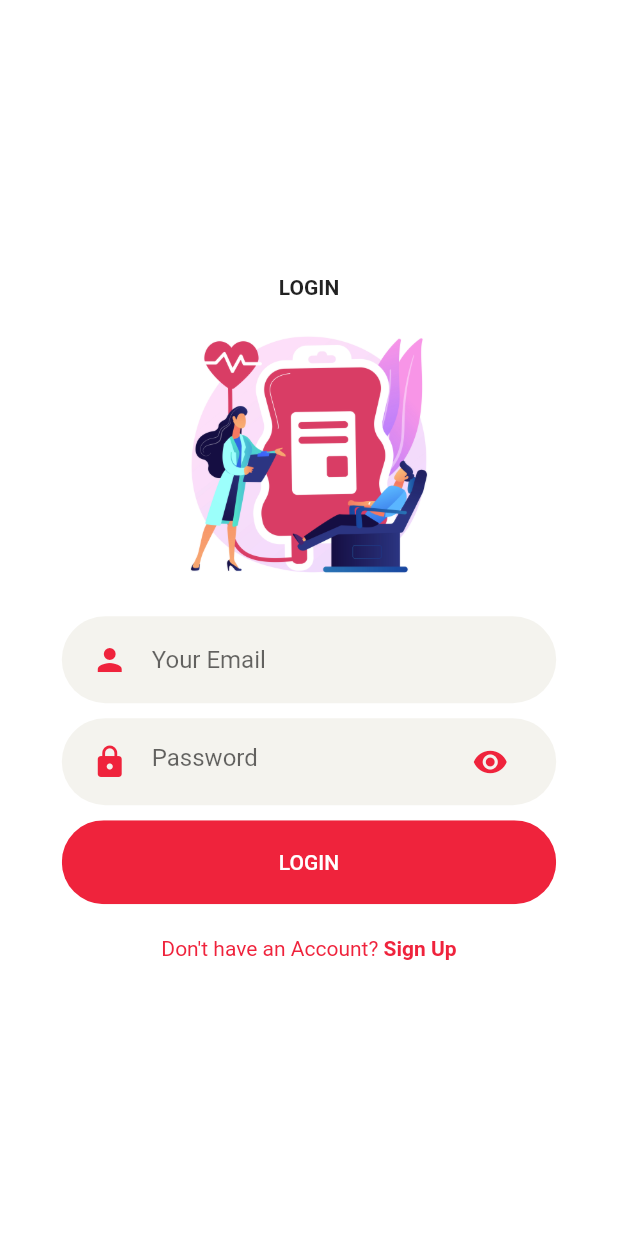
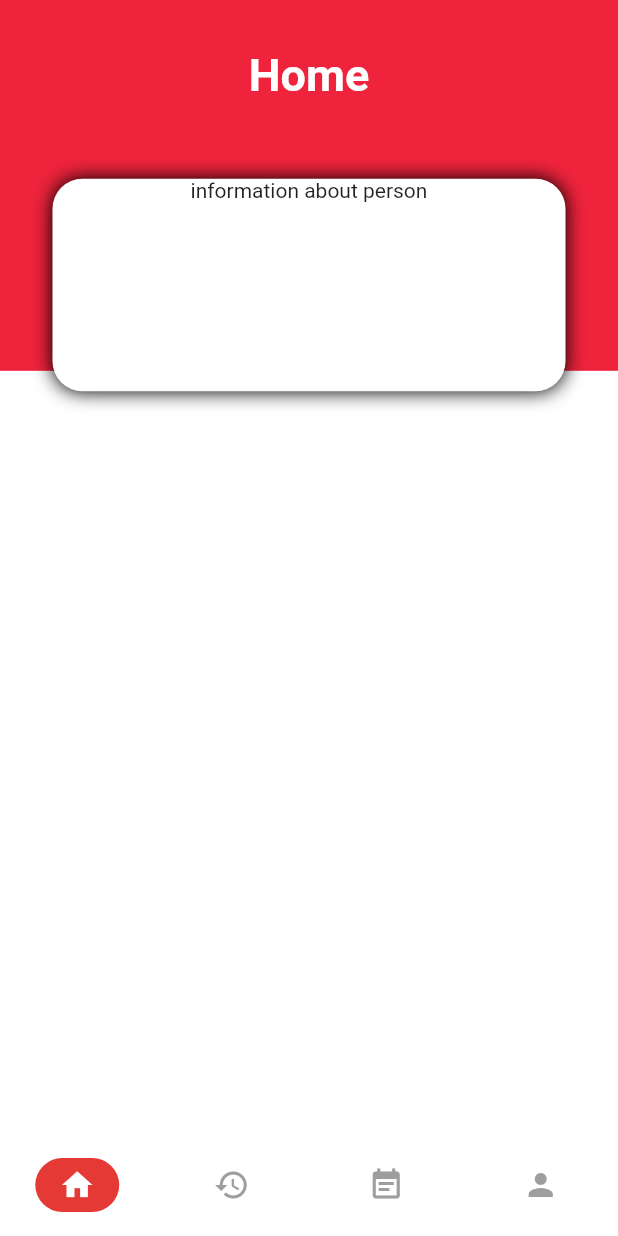
Before and after one commit to kamilZ01/donate_blood_app, a Flutter app: the LoginScreen screen opened directly, after a tap on "LOGIN", on a phone screen of 412 x 824 dp. Run offline on Flutter 3.47's test engine with Material 2 defaults, Android fonts, the phone set to English and light mode, and no system bars.

Commit message:
created bottom nav menu for switching between tabs, designing the 'home page' tab has been started. Home tab will be displayed after success login.

```diff
--- /dev/null
+++ b/lib/Screens/HomeUserPage/components/background.dart
@@ -0,0 +1,24 @@
+import 'package:flutter/material.dart';
+
+class Background extends StatelessWidget {
+  final Widget child;
+  const Background({
+    Key key,
+    @required this.child,
+  }) : super(key: key);
+
+  @override
+  Widget build(BuildContext context) {
+    Size size = MediaQuery.of(context).size;
+    return Container(
+      width: double.infinity,
+      height: size.height,
+      child: Stack(
+        alignment: Alignment.center,
+        children: <Widget>[
+          child,
+        ],
+      ),
+    );
+  }
+}
--- /dev/null
+++ b/lib/Screens/HomeUserPage/components/home_screen.dart
@@ -0,0 +1,82 @@
+import 'package:donate_blood/constants.dart';
+import 'package:flutter/cupertino.dart';
+import 'package:flutter/material.dart';
+
+class HomeScreen extends StatefulWidget {
+  @override
+  _HomeScreenState createState() => _HomeScreenState();
+}
+
+class _HomeScreenState extends State<HomeScreen> {
+  @override
+  Widget build(BuildContext context) {
+    final size = MediaQuery.of(context).size;
+    return Scaffold(
+      // appBar: CustomAppBar(),
+      body: Stack(
+        children: <Widget>[
+          Container(
+            height: size.height * .30,
+            decoration: BoxDecoration(
+              color: kPrimaryColor,
+              // borderRadius: BorderRadius.only(
+              //   bottomLeft: Radius.circular(15.0),
+              //   bottomRight: Radius.circular(15.0),
+              // ),
+            ),
+          ),
+          SafeArea(
+            child: Padding(
+              padding: const EdgeInsets.symmetric(horizontal: 20.0),
+              child: Column(
+                children: <Widget>[
+                  SizedBox(height: size.height * 0.04),
+                  Text(
+                    "Home",
+                    style: TextStyle(
+                      fontSize: 30.0,
+                      color: Colors.white,
+                      fontWeight: FontWeight.bold,
+                    ),
+                  ),
+                  SizedBox(height: size.height * 0.05),
+                  Expanded(
+                    child: GridView.count(
+                      crossAxisCount: 1,
+                      childAspectRatio: 2.3,
+                      children: <Widget>[
+                        Container(
+                          decoration: BoxDecoration(
+                            color: Colors.white,
+                            borderRadius: BorderRadius.circular(20.0),
+                            // border: Border.all(color: Colors.blueAccent),
+                            boxShadow: <BoxShadow>[
+                              BoxShadow(
+                                color: Colors.black,
+                                offset: Offset(0, 0),
+                                blurRadius: 10.0,
+                              ),
+                            ],
+                          ),
+                          child: Column(
+                            children: <Widget>[
+                              Text("information about person"),
+                            ],
+                          ),
+                          margin: EdgeInsets.symmetric(
+                            horizontal: 15.0,
+                            vertical: 10.0,
+                          ),
+                        ),
+                      ],
+                    ),
+                  ),
+                ],
+              ),
+            ),
+          ),
+        ],
+      ),
+    );
+  }
+}
--- /dev/null
+++ b/lib/Screens/HomeUserPage/home_page_screen.dart
@@ -0,0 +1,11 @@
+import 'package:donate_blood/Screens/bottom_nav_screen.dart';
+import 'package:flutter/material.dart';
+
+class HomePageScreen extends StatelessWidget {
+  @override
+  Widget build(BuildContext context) {
+    return Scaffold(
+      body: BottomNavScreen(),
+    );
+  }
+}
--- a/lib/Screens/Login/components/body.dart
+++ b/lib/Screens/Login/components/body.dart
@@ -1,3 +1,4 @@
+import 'package:donate_blood/Screens/HomeUserPage/home_page_screen.dart';
 import 'package:donate_blood/Screens/Login/components/background.dart';
 import 'package:donate_blood/Screens/Signup/signup_screen.dart';
 import 'package:donate_blood/components/already_have_an_account_check.dart';
@@ -38,7 +39,16 @@ class Body extends StatelessWidget {
             ),
             RoundedButton(
               text: "LOGIN",
-              press: () {},
+              press: () {
+                Navigator.push(
+                  context,
+                  MaterialPageRoute(
+                    builder: (context) {
+                      return HomePageScreen();
+                    },
+                  ),
+                );
+              },
             ),
             SizedBox(height: size.height * 0.02),
             AlreadyHaveAnAccountCheck(
--- /dev/null
+++ b/lib/Screens/bottom_nav_screen.dart
@@ -0,0 +1,57 @@
+import 'package:donate_blood/Screens/HomeUserPage/components/home_screen.dart';
+import 'package:flutter/material.dart';
+
+class BottomNavScreen extends StatefulWidget {
+  @override
+  _BottomNavScreenState createState() => _BottomNavScreenState();
+}
+
+class _BottomNavScreenState extends State<BottomNavScreen> {
+  final List _screens = [
+    HomeScreen(),
+    Scaffold(),
+    Scaffold(),
+    Scaffold(),
+  ];
+  int _currentIndex = 0;
+  @override
+  Widget build(BuildContext context) {
+    return Scaffold(
+      body: _screens[_currentIndex],
+      bottomNavigationBar: BottomNavigationBar(
+        currentIndex: _currentIndex,
+        onTap: (index) => setState(() => _currentIndex = index),
+        type: BottomNavigationBarType.fixed,
+        backgroundColor: Colors.white,
+        showSelectedLabels: false,
+        showUnselectedLabels: false,
+        selectedItemColor: Colors.white,
+        unselectedItemColor: Colors.grey,
+        elevation: 0.0,
+        items: [Icons.home, Icons.history, Icons.event_note, Icons.person]
+            .asMap()
+            .map((key, value) => MapEntry(
+                  key,
+                  BottomNavigationBarItem(
+                    title: Text(''),
+                    icon: Container(
+                      padding: const EdgeInsets.symmetric(
+                        vertical: 6.0,
+                        horizontal: 16.0,
+                      ),
+                      decoration: BoxDecoration(
+                        color: _currentIndex == key
+                            ? Colors.red[600]
+                            : Colors.transparent,
+                        borderRadius: BorderRadius.circular(20.0),
+                      ),
+                      child: Icon(value),
+                    ),
+                  ),
+                ))
+            .values
+            .toList(),
+      ),
+    );
+  }
+}
--- a/pubspec.yaml
+++ b/pubspec.yaml
@@ -29,6 +29,7 @@ dependencies:
   # Use with the CupertinoIcons class for iOS style icons.
   cupertino_icons: ^1.0.0
   flutter_svg: ^0.17.4
+  bubble_tab_indicator: ^0.1.4
 
 dev_dependencies:
   flutter_test:
```
Also changed, not shown: pubspec.lock, 1 other file.
